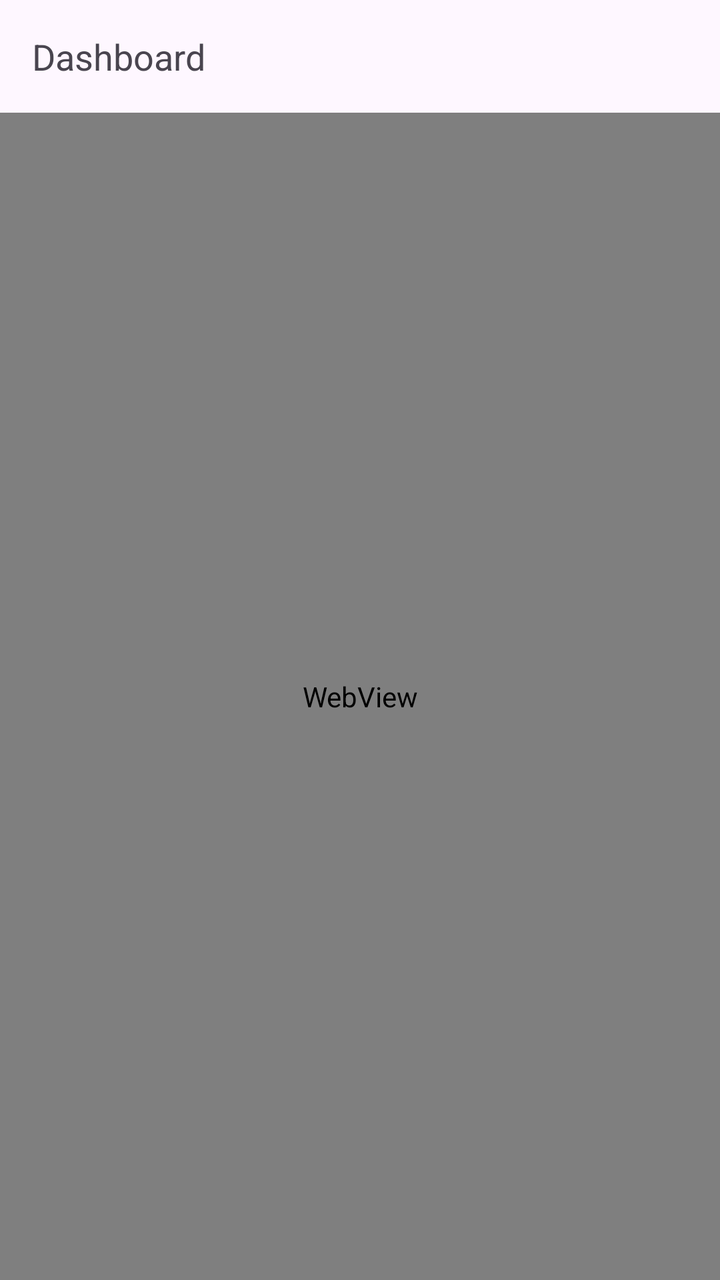
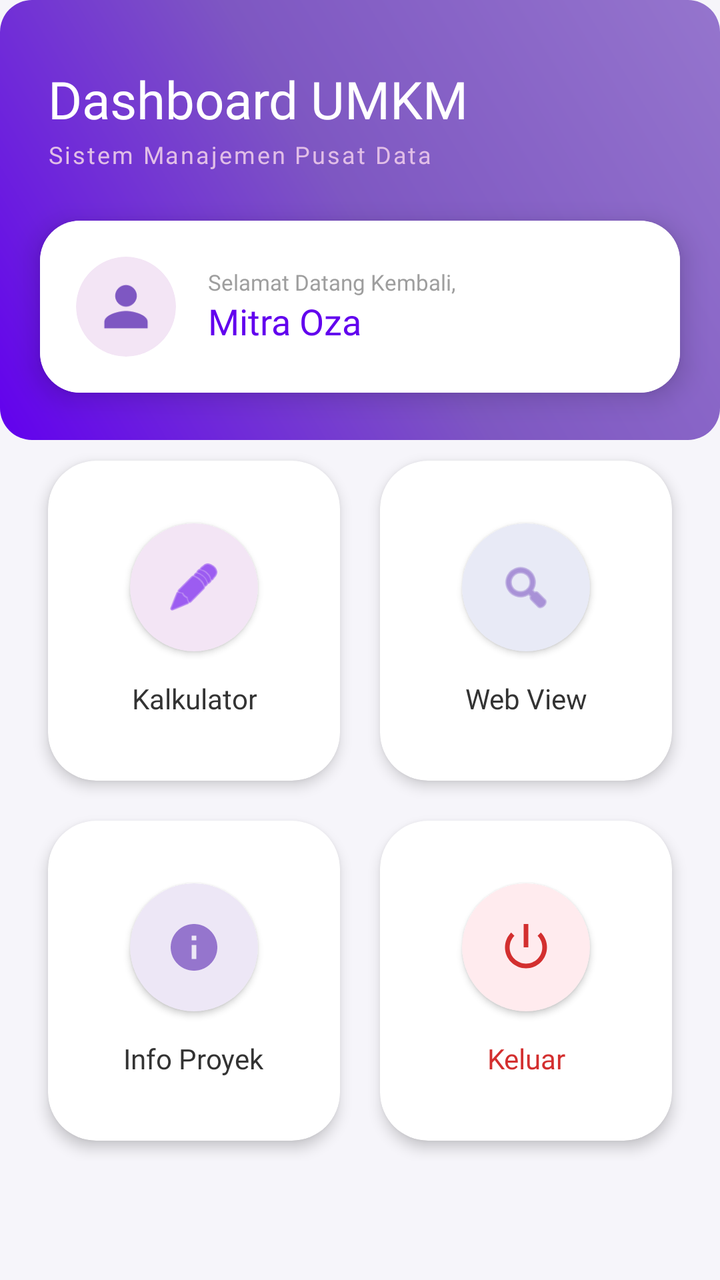

An Android layout rendered at two revisions. The XML below is the earlier revision; the diff shows what the commit changed to produce the second picture.
<!-- AndroidManifest.xml: application theme Theme.Ozaidgaf -->
<!-- res/layout/fragment_home.xml -->
<LinearLayout
    xmlns:android="http://schemas.android.com/apk/res/android"
    android:orientation="vertical"
    android:layout_width="match_parent"
    android:layout_height="match_parent">

    <TextView
        android:text="Dashboard"
        android:textSize="18sp"
        android:padding="16dp"
        android:layout_width="match_parent"
        android:layout_height="wrap_content"/>

    <WebView
        android:id="@+id/webView"
        android:layout_width="match_parent"
        android:layout_height="0dp"
        android:layout_weight="1"/>
</LinearLayout>
<!-- resources referenced by this layout -->
<resources>
  <style name="Theme.Ozaidgaf" parent="Base.Theme.Ozaidgaf" />
  <style name="Base.Theme.Ozaidgaf" parent="Theme.Material3.DayNight.NoActionBar">
          
          
      </style>
</resources>

<!-- the commit's change to res/layout/fragment_home.xml (unified diff, before → after) -->
@@ -1,19 +1,311 @@
-<LinearLayout
-    xmlns:android="http://schemas.android.com/apk/res/android"
-    android:orientation="vertical"
+<?xml version="1.0" encoding="utf-8"?>
+<ScrollView xmlns:android="http://schemas.android.com/apk/res/android"
+    xmlns:app="http://schemas.android.com/apk/res-auto"
     android:layout_width="match_parent"
-    android:layout_height="match_parent">
-
-    <TextView
-        android:text="Dashboard"
-        android:textSize="18sp"
-        android:padding="16dp"
+    android:layout_height="match_parent"
+    android:background="#F6F5FA"
+    android:fillViewport="true"
+    android:scrollbars="none">
+
+    <RelativeLayout
         android:layout_width="match_parent"
-        android:layout_height="wrap_content"/>
-
-    <WebView
-        android:id="@+id/webView"
-        android:layout_width="match_parent"
-        android:layout_height="0dp"
-        android:layout_weight="1"/>
-</LinearLayout>
+        android:layout_height="wrap_content">
+
+        <View
+            android:id="@+id/headerBackground"
+            android:layout_width="match_parent"
+            android:layout_height="220dp"
+            android:background="@drawable/header_gradient" />
+
+        <LinearLayout
+            android:id="@+id/headerTextContainer"
+            android:layout_width="match_parent"
+            android:layout_height="wrap_content"
+            android:orientation="vertical"
+            android:paddingHorizontal="24dp"
+            android:paddingTop="32dp">
+
+            <TextView
+                android:layout_width="wrap_content"
+                android:layout_height="wrap_content"
+                android:text="Dashboard UMKM"
+                android:textColor="@android:color/white"
+                android:textSize="26sp"
+                android:fontFamily="@font/montserrat_bold" />
+
+            <TextView
+                android:layout_width="wrap_content"
+                android:layout_height="wrap_content"
+                android:text="Sistem Manajemen Pusat Data"
+                android:textColor="#E1BEE7"
+                android:textSize="12sp"
+                android:layout_marginTop="2dp"
+                android:fontFamily="@font/montserrat_regular"
+                android:letterSpacing="0.08" />
+        </LinearLayout>
+
+        <androidx.cardview.widget.CardView
+            android:id="@+id/cardProfile"
+            android:layout_width="match_parent"
+            android:layout_height="wrap_content"
+            android:layout_below="@id/headerTextContainer"
+            android:layout_marginHorizontal="20dp"
+            android:layout_marginTop="25dp"
+            app:cardCornerRadius="20dp"
+            app:cardElevation="8dp">
+
+            <LinearLayout
+                android:layout_width="match_parent"
+                android:layout_height="wrap_content"
+                android:orientation="horizontal"
+                android:padding="18dp"
+                android:gravity="center_vertical"
+                android:background="@android:color/white">
+
+                <androidx.cardview.widget.CardView
+                    android:layout_width="50dp"
+                    android:layout_height="50dp"
+                    app:cardCornerRadius="25dp"
+                    app:cardElevation="0dp"
+                    app:cardBackgroundColor="#F3E5F5">
+
+                    <ImageView
+                        android:layout_width="match_parent"
+                        android:layout_height="match_parent"
+                        android:src="@drawable/ic_profile"
+                        android:padding="12dp"
+                        app:tint="@color/purple_medium"/>
+                </androidx.cardview.widget.CardView>
+
+                <LinearLayout
+                    android:layout_width="0dp"
+                    android:layout_height="wrap_content"
+                    android:orientation="vertical"
+                    android:layout_weight="1"
+                    android:layout_marginStart="16dp">
+
+                    <TextView
+                        android:layout_width="wrap_content"
+                        android:layout_height="wrap_content"
+                        android:text="Selamat Datang Kembali,"
+                        android:textColor="#9E9E9E"
+                        android:textSize="11sp"
+                        android:fontFamily="@font/montserrat_regular"/>
+
+                    <TextView
+                        android:id="@+id/tvUserName"
+                        android:layout_width="wrap_content"
+                        android:layout_height="wrap_content"
+                        android:text="Mitra Oza"
+                        android:textColor="@color/purple_primary"
+                        android:textSize="18sp"
+                        android:fontFamily="@font/montserrat_bold"/>
+                </LinearLayout>
+            </LinearLayout>
+        </androidx.cardview.widget.CardView>
+
+        <GridLayout
+            android:layout_width="match_parent"
+            android:layout_height="wrap_content"
+            android:layout_below="@id/cardProfile"
+            android:columnCount="2"
+            android:rowCount="2"
+            android:alignmentMode="alignMargins"
+            android:columnOrderPreserved="false"
+            android:padding="14dp"
+            android:layout_marginTop="10dp">
+
+            <androidx.cardview.widget.CardView
+                android:id="@+id/cardKalkulator"
+                android:layout_width="0dp"
+                android:layout_height="160dp"
+                android:layout_columnWeight="1"
+                android:layout_rowWeight="1"
+                android:layout_margin="10dp"
+                app:cardCornerRadius="24dp"
+                app:cardBackgroundColor="@android:color/white"
+                app:cardElevation="4dp"
+                android:clickable="true"
+                android:focusable="true"
+                android:foreground="?attr/selectableItemBackground">
+
+                <LinearLayout
+                    android:layout_width="match_parent"
+                    android:layout_height="match_parent"
+                    android:gravity="center"
+                    android:orientation="vertical"
+                    android:padding="16dp">
+
+                    <androidx.cardview.widget.CardView
+                        android:layout_width="64dp"
+                        android:layout_height="64dp"
+                        app:cardCornerRadius="32dp"
+                        app:cardElevation="2dp"
+                        app:cardBackgroundColor="@color/bg_kalkulator">
+
+                        <ImageView
+                            android:layout_width="match_parent"
+                            android:layout_height="match_parent"
+                            android:padding="18dp"
+                            android:src="@android:drawable/ic_menu_edit"
+                            app:tint="@color/purple_primary" />
+                    </androidx.cardview.widget.CardView>
+
+                    <TextView
+                        android:layout_width="wrap_content"
+                        android:layout_height="wrap_content"
+                        android:text="Kalkulator"
+                        android:layout_marginTop="14dp"
+                        android:textColor="#333333"
+                        android:fontFamily="@font/montserrat_bold"
+                        android:textSize="14sp"
+                        android:gravity="center"/>
+                </LinearLayout>
+            </androidx.cardview.widget.CardView>
+
+            <androidx.cardview.widget.CardView
+                android:id="@+id/cardWebView"
+                android:layout_width="0dp"
+                android:layout_height="160dp"
+                android:layout_columnWeight="1"
+                android:layout_rowWeight="1"
+                android:layout_margin="10dp"
+                app:cardCornerRadius="24dp"
+                app:cardBackgroundColor="@android:color/white"
+                app:cardElevation="4dp"
+                android:clickable="true"
+                android:focusable="true"
+                android:foreground="?attr/selectableItemBackground">
+
+                <LinearLayout
+                    android:layout_width="match_parent"
+                    android:layout_height="match_parent"
+                    android:gravity="center"
+                    android:orientation="vertical"
+                    android:padding="16dp">
+
+                    <androidx.cardview.widget.CardView
+                        android:layout_width="64dp"
+                        android:layout_height="64dp"
+                        app:cardCornerRadius="32dp"
+                        app:cardElevation="2dp"
+                        app:cardBackgroundColor="@color/bg_webview">
+
+                        <ImageView
+                            android:layout_width="match_parent"
+                            android:layout_height="match_parent"
+                            android:padding="18dp"
+                            android:src="@android:drawable/ic_menu_search"
+                            app:tint="@color/purple_medium" />
+                    </androidx.cardview.widget.CardView>
+
+                    <TextView
+                        android:layout_width="wrap_content"
+                        android:layout_height="wrap_content"
+                        android:text="Web View"
+                        android:layout_marginTop="14dp"
+                        android:textColor="#333333"
+                        android:fontFamily="@font/montserrat_bold"
+                        android:textSize="14sp"
+                        android:gravity="center"/>
+                </LinearLayout>
+            </androidx.cardview.widget.CardView>
+
+            <androidx.cardview.widget.CardView
+                android:id="@+id/cardInfo"
+                android:layout_width="0dp"
+                android:layout_height="160dp"
+                android:layout_columnWeight="1"
+                android:layout_rowWeight="1"
+                android:layout_margin="10dp"
+                app:cardCornerRadius="24dp"
+                app:cardBackgroundColor="@android:color/white"
+                app:cardElevation="4dp"
+                android:clickable="true"
+                android:focusable="true"
+                android:foreground="?attr/selectableItemBackground">
+
+                <LinearLayout
+                    android:layout_width="match_parent"
+                    android:layout_height="match_parent"
+                    android:gravity="center"
+                    android:orientation="vertical"
+                    android:padding="16dp">
+
+                    <androidx.cardview.widget.CardView
+                        android:layout_width="64dp"
+                        android:layout_height="64dp"
+                        app:cardCornerRadius="32dp"
+                        app:cardElevation="2dp"
+                        app:cardBackgroundColor="@color/bg_info">
+
+                        <ImageView
+                            android:layout_width="match_parent"
+                            android:layout_height="match_parent"
+                            android:padding="18dp"
+                            android:src="@drawable/ic_info"
+                            app:tint="@color/purple_light" />
+                    </androidx.cardview.widget.CardView>
+
+                    <TextView
+                        android:layout_width="wrap_content"
+                        android:layout_height="wrap_content"
+                        android:text="Info Proyek"
+                        android:layout_marginTop="14dp"
+                        android:textColor="#333333"
+                        android:fontFamily="@font/montserrat_bold"
+                        android:textSize="14sp"
+                        android:gravity="center"/>
+                </LinearLayout>
+            </androidx.cardview.widget.CardView>
+
+            <androidx.cardview.widget.CardView
+                android:id="@+id/cardKeluar"
+                android:layout_width="0dp"
+                android:layout_height="160dp"
+                android:layout_columnWeight="1"
+                android:layout_rowWeight="1"
+                android:layout_margin="10dp"
+                app:cardCornerRadius="24dp"
+                app:cardBackgroundColor="@android:color/white"
+                app:cardElevation="4dp"
+                android:clickable="true"
+                android:focusable="true"
+                android:foreground="?attr/selectableItemBackground">
+
+                <LinearLayout
+                    android:layout_width="match_parent"
+                    android:layout_height="match_parent"
+                    android:gravity="center"
+                    android:orientation="vertical"
+                    android:padding="16dp">
+
+                    <androidx.cardview.widget.CardView
+                        android:layout_width="64dp"
+                        android:layout_height="64dp"
+                        app:cardCornerRadius="32dp"
+                        app:cardElevation="2dp"
+                        app:cardBackgroundColor="@color/bg_logout">
+
+                        <ImageView
+                            android:layout_width="match_parent"
+                            android:layout_height="match_parent"
+                            android:padding="18dp"
+                            android:src="@android:drawable/ic_lock_power_off"
+                            app:tint="#D32F2F" />
+                    </androidx.cardview.widget.CardView>
+
+                    <TextView
+                        android:layout_width="wrap_content"
+                        android:layout_height="wrap_content"
+                        android:text="Keluar"
+                        android:layout_marginTop="14dp"
+                        android:textColor="#D32F2F"
+                        android:fontFamily="@font/montserrat_bold"
+                        android:textSize="14sp"
+                        android:gravity="center"/>
+                </LinearLayout>
+            </androidx.cardview.widget.CardView>
+        </GridLayout>
+    </RelativeLayout>
+</ScrollView>
<!-- resource entries referenced after the edit -->
@@ -1,5 +1,40 @@
 <!-- resources referenced by this layout -->
 <resources>
+  <color name="bg_info">#EDE7F6</color>
+  <color name="bg_kalkulator">#F3E5F5</color>
+  <color name="bg_logout">#FFEBEE</color>
+  <color name="bg_webview">#E8EAF6</color>
+  <color name="purple_light">#9575CD</color>
+  <color name="purple_medium">#7E57C2</color>
+  <color name="purple_primary">#6200EE</color>
+  <!-- drawable header_gradient (drawable) -->
+  <?xml version="1.0" encoding="utf-8"?>
+  <shape xmlns:android="http://schemas.android.com/apk/res/android"
+      android:shape="rectangle">
+      <gradient
+          android:startColor="#6200EE"
+          android:centerColor="#7E57C2"
+          android:endColor="#9575CD"
+          android:angle="45" />
+  
+      <corners android:radius="16dp" />
+  </shape>
+  <!-- drawable ic_info (drawable) -->
+  <vector xmlns:android="http://schemas.android.com/apk/res/android" android:height="24dp" android:tint="#000000" android:viewportHeight="24" android:viewportWidth="24" android:width="24dp">
+  
+      <path android:fillColor="@android:color/white" android:pathData="M12,2C6.48,2 2,6.48 2,12s4.48,10 10,10 10,-4.48 10,-10S17.52,2 12,2zM13,17h-2v-6h2v6zM13,9h-2L11,7h2v2z"/>
+  
+  </vector>
+  <!-- drawable ic_profile (drawable) -->
+  <vector xmlns:android="http://schemas.android.com/apk/res/android"
+      android:width="24dp"
+      android:height="24dp"
+      android:viewportWidth="24"
+      android:viewportHeight="24">
+      <path
+          android:fillColor="#000"
+          android:pathData="M12,12c2.7,0 5-2.3 5-5s-2.3-5-5-5-5,2.3-5,5 2.3,5 5,5zm0,2c-3.3,0-10,1.7-10,5v3h20v-3c0-3.3-6.7-5-10-5z"/>
+  </vector>
   <style name="Theme.Ozaidgaf" parent="Base.Theme.Ozaidgaf" />
   <style name="Base.Theme.Ozaidgaf" parent="Theme.Material3.DayNight.NoActionBar">
           
